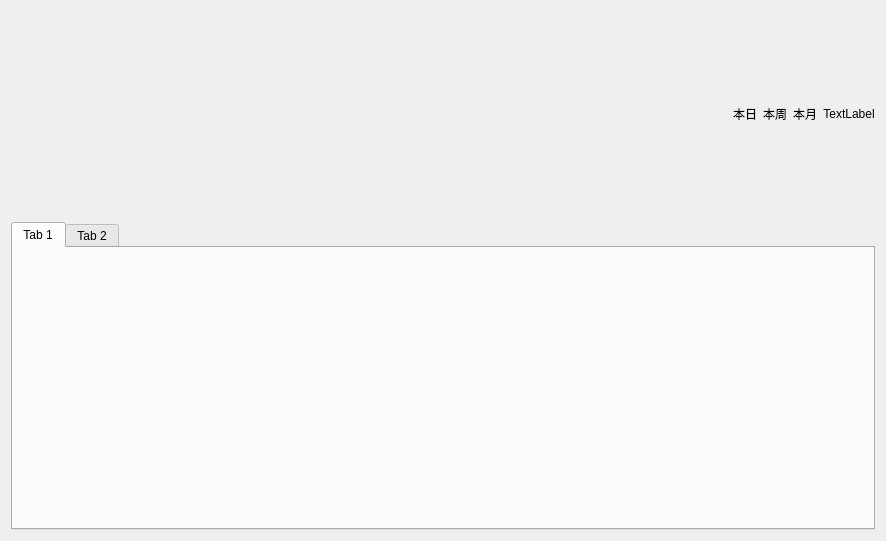
Old version of the form gui/statisWidget.ui in the repository WatsonJay/tomato_farm.
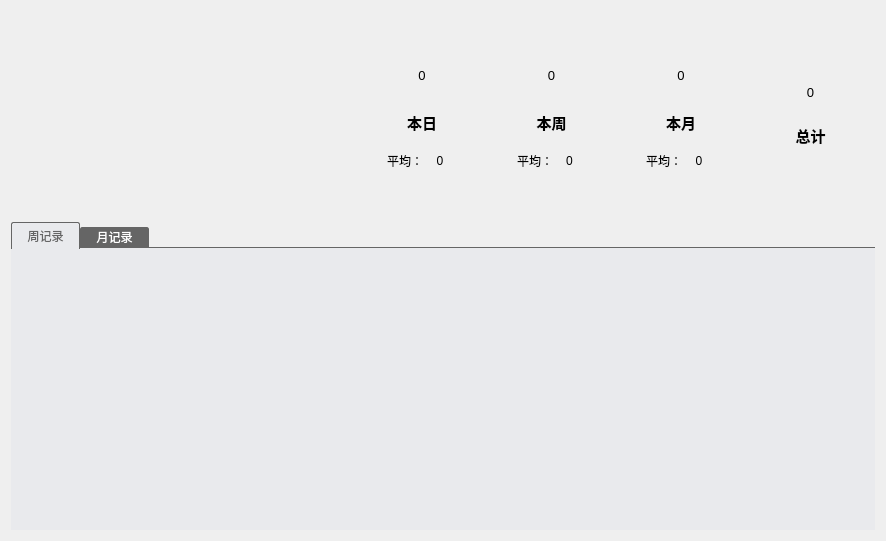
New version of the form. The open tabs and pages were chosen to show the change.

The edit to the form file:
```diff
--- a/gui/statisWidget.ui
+++ b/gui/statisWidget.ui
@@ -16,6 +16,9 @@
   <layout class="QVBoxLayout" name="verticalLayout_5" stretch="4,6">
    <item>
     <layout class="QHBoxLayout" name="horizontalLayout" stretch="4,6">
+     <property name="spacing">
+      <number>0</number>
+     </property>
      <item>
       <widget class="QWidget" name="widget" native="true"/>
      </item>
@@ -24,10 +27,47 @@
        <item>
         <layout class="QVBoxLayout" name="verticalLayout">
          <item>
-          <layout class="QGridLayout" name="gridLayout"/>
+          <spacer name="verticalSpacer">
+           <property name="orientation">
+            <enum>Qt::Vertical</enum>
+           </property>
+           <property name="sizeType">
+            <enum>QSizePolicy::Preferred</enum>
+           </property>
+           <property name="sizeHint" stdset="0">
+            <size>
+             <width>20</width>
+             <height>40</height>
+            </size>
+           </property>
+          </spacer>
+         </item>
+         <item>
+          <widget class="QLabel" name="label_5">
+           <property name="font">
+            <font>
+             <family>Microsoft YaHei UI</family>
+             <pointsize>10</pointsize>
+            </font>
+           </property>
+           <property name="text">
+            <string>0</string>
+           </property>
+           <property name="alignment">
+            <set>Qt::AlignCenter</set>
+           </property>
+          </widget>
          </item>
          <item>
           <widget class="QLabel" name="label_3">
+           <property name="font">
+            <font>
+             <family>Microsoft YaHei UI</family>
+             <pointsize>11</pointsize>
+             <weight>75</weight>
+             <bold>true</bold>
+            </font>
+           </property>
            <property name="text">
             <string>本日</string>
            </property>
@@ -37,17 +77,136 @@
           </widget>
          </item>
          <item>
-          <layout class="QHBoxLayout" name="horizontalLayout_4"/>
+          <layout class="QHBoxLayout" name="horizontalLayout_4">
+           <item>
+            <spacer name="horizontalSpacer">
+             <property name="orientation">
+              <enum>Qt::Horizontal</enum>
+             </property>
+             <property name="sizeType">
+              <enum>QSizePolicy::Preferred</enum>
+             </property>
+             <property name="sizeHint" stdset="0">
+              <size>
+               <width>30</width>
+               <height>20</height>
+              </size>
+             </property>
+            </spacer>
+           </item>
+           <item>
+            <widget class="QLabel" name="label_10">
+             <property name="font">
+              <font>
+               <family>Microsoft YaHei UI</family>
+              </font>
+             </property>
+             <property name="text">
+              <string>平均：</string>
+             </property>
+             <property name="alignment">
+              <set>Qt::AlignCenter</set>
+             </property>
+            </widget>
+           </item>
+           <item>
+            <widget class="QLabel" name="label_9">
+             <property name="font">
+              <font>
+               <family>Microsoft YaHei UI</family>
+              </font>
+             </property>
+             <property name="text">
+              <string>0</string>
+             </property>
+             <property name="alignment">
+              <set>Qt::AlignCenter</set>
+             </property>
+            </widget>
+           </item>
+           <item>
+            <widget class="QLabel" name="label_15">
+             <property name="minimumSize">
+              <size>
+               <width>30</width>
+               <height>30</height>
+              </size>
+             </property>
+             <property name="maximumSize">
+              <size>
+               <width>30</width>
+               <height>30</height>
+              </size>
+             </property>
+             <property name="text">
+              <string/>
+             </property>
+            </widget>
+           </item>
+          </layout>
+         </item>
+         <item>
+          <spacer name="verticalSpacer_7">
+           <property name="orientation">
+            <enum>Qt::Vertical</enum>
+           </property>
+           <property name="sizeType">
+            <enum>QSizePolicy::Preferred</enum>
+           </property>
+           <property name="sizeHint" stdset="0">
+            <size>
+             <width>20</width>
+             <height>40</height>
+            </size>
+           </property>
+          </spacer>
          </item>
         </layout>
        </item>
        <item>
         <layout class="QVBoxLayout" name="verticalLayout_4">
          <item>
-          <layout class="QHBoxLayout" name="horizontalLayout_5"/>
+          <spacer name="verticalSpacer_2">
+           <property name="orientation">
+            <enum>Qt::Vertical</enum>
+           </property>
+           <property name="sizeType">
+            <enum>QSizePolicy::Preferred</enum>
+           </property>
+           <property name="sizeHint" stdset="0">
+            <size>
+             <width>20</width>
+             <height>40</height>
+            </size>
+           </property>
+          </spacer>
+         </item>
+         <item>
+          <widget class="QLabel" name="label_6">
+           <property name="font">
+            <font>
+             <family>Microsoft YaHei UI</family>
+             <pointsize>10</pointsize>
+            </font>
+           </property>
+           <property name="text">
+            <string>0</string>
+           </property>
+           <property name="alignment">
+            <set>Qt::AlignCenter</set>
+           </property>
+          </widget>
          </item>
          <item>
           <widget class="QLabel" name="label">
+           <property name="font">
+            <font>
+             <family>Microsoft YaHei UI</family>
+             <pointsize>11</pointsize>
+             <weight>75</weight>
+             <bold>true</bold>
+            </font>
+           </property>
            <property name="text">
             <string>本周</string>
            </property>
@@ -57,17 +216,136 @@
           </widget>
          </item>
          <item>
-          <layout class="QHBoxLayout" name="horizontalLayout_6"/>
+          <layout class="QHBoxLayout" name="horizontalLayout_6">
+           <item>
+            <spacer name="horizontalSpacer_2">
+             <property name="orientation">
+              <enum>Qt::Horizontal</enum>
+             </property>
+             <property name="sizeType">
+              <enum>QSizePolicy::Preferred</enum>
+             </property>
+             <property name="sizeHint" stdset="0">
+              <size>
+               <width>30</width>
+               <height>20</height>
+              </size>
+             </property>
+            </spacer>
+           </item>
+           <item>
+            <widget class="QLabel" name="label_12">
+             <property name="font">
+              <font>
+               <family>Microsoft YaHei UI</family>
+              </font>
+             </property>
+             <property name="text">
+              <string>平均：</string>
+             </property>
+             <property name="alignment">
+              <set>Qt::AlignCenter</set>
+             </property>
+            </widget>
+           </item>
+           <item>
+            <widget class="QLabel" name="label_11">
+             <property name="font">
+              <font>
+               <family>Microsoft YaHei UI</family>
+              </font>
+             </property>
+             <property name="text">
+              <string>0</string>
+             </property>
+             <property name="alignment">
+              <set>Qt::AlignCenter</set>
+             </property>
+            </widget>
+           </item>
+           <item>
+            <widget class="QLabel" name="label_16">
+             <property name="minimumSize">
+              <size>
+               <width>30</width>
+               <height>30</height>
+              </size>
+             </property>
+             <property name="maximumSize">
+              <size>
+               <width>30</width>
+               <height>30</height>
+              </size>
+             </property>
+             <property name="text">
+              <string/>
+             </property>
+            </widget>
+           </item>
+          </layout>
+         </item>
+         <item>
+          <spacer name="verticalSpacer_6">
+           <property name="orientation">
+            <enum>Qt::Vertical</enum>
+           </property>
+           <property name="sizeType">
+            <enum>QSizePolicy::Preferred</enum>
+           </property>
+           <property name="sizeHint" stdset="0">
+            <size>
+             <width>20</width>
+             <height>40</height>
+            </size>
+           </property>
+          </spacer>
          </item>
         </layout>
        </item>
        <item>
         <layout class="QVBoxLayout" name="verticalLayout_3">
          <item>
-          <layout class="QHBoxLayout" name="horizontalLayout_7"/>
+          <spacer name="verticalSpacer_3">
+           <property name="orientation">
+            <enum>Qt::Vertical</enum>
+           </property>
+           <property name="sizeType">
+            <enum>QSizePolicy::Preferred</enum>
+           </property>
+           <property name="sizeHint" stdset="0">
+            <size>
+             <width>20</width>
+             <height>40</height>
+            </size>
+           </property>
+          </spacer>
+         </item>
+         <item>
+          <widget class="QLabel" name="label_7">
+           <property name="font">
+            <font>
+             <family>Microsoft YaHei UI</family>
+             <pointsize>10</pointsize>
+            </font>
+           </property>
+           <property name="text">
+            <string>0</string>
+           </property>
+           <property name="alignment">
+            <set>Qt::AlignCenter</set>
+           </property>
+          </widget>
          </item>
          <item>
           <widget class="QLabel" name="label_2">
+           <property name="font">
+            <font>
+             <family>Microsoft YaHei UI</family>
+             <pointsize>11</pointsize>
+             <weight>75</weight>
+             <bold>true</bold>
+            </font>
+           </property>
            <property name="text">
             <string>本月</string>
            </property>
@@ -77,19 +355,138 @@
           </widget>
          </item>
          <item>
-          <layout class="QHBoxLayout" name="horizontalLayout_8"/>
+          <layout class="QHBoxLayout" name="horizontalLayout_8">
+           <item>
+            <spacer name="horizontalSpacer_3">
+             <property name="orientation">
+              <enum>Qt::Horizontal</enum>
+             </property>
+             <property name="sizeType">
+              <enum>QSizePolicy::Preferred</enum>
+             </property>
+             <property name="sizeHint" stdset="0">
+              <size>
+               <width>30</width>
+               <height>20</height>
+              </size>
+             </property>
+            </spacer>
+           </item>
+           <item>
+            <widget class="QLabel" name="label_13">
+             <property name="font">
+              <font>
+               <family>Microsoft YaHei UI</family>
+              </font>
+             </property>
+             <property name="text">
+              <string>平均：</string>
+             </property>
+             <property name="alignment">
+              <set>Qt::AlignCenter</set>
+             </property>
+            </widget>
+           </item>
+           <item>
+            <widget class="QLabel" name="label_14">
+             <property name="font">
+              <font>
+               <family>Microsoft YaHei UI</family>
+              </font>
+             </property>
+             <property name="text">
+              <string>0</string>
+             </property>
+             <property name="alignment">
+              <set>Qt::AlignCenter</set>
+             </property>
+            </widget>
+           </item>
+           <item>
+            <widget class="QLabel" name="label_17">
+             <property name="minimumSize">
+              <size>
+               <width>30</width>
+               <height>30</height>
+              </size>
+             </property>
+             <property name="maximumSize">
+              <size>
+               <width>30</width>
+               <height>30</height>
+              </size>
+             </property>
+             <property name="text">
+              <string/>
+             </property>
+            </widget>
+           </item>
+          </layout>
+         </item>
+         <item>
+          <spacer name="verticalSpacer_5">
+           <property name="orientation">
+            <enum>Qt::Vertical</enum>
+           </property>
+           <property name="sizeType">
+            <enum>QSizePolicy::Preferred</enum>
+           </property>
+           <property name="sizeHint" stdset="0">
+            <size>
+             <width>20</width>
+             <height>40</height>
+            </size>
+           </property>
+          </spacer>
          </item>
         </layout>
        </item>
        <item>
         <layout class="QVBoxLayout" name="verticalLayout_2">
          <item>
-          <layout class="QHBoxLayout" name="horizontalLayout_10"/>
+          <spacer name="verticalSpacer_4">
+           <property name="orientation">
+            <enum>Qt::Vertical</enum>
+           </property>
+           <property name="sizeType">
+            <enum>QSizePolicy::Preferred</enum>
+           </property>
+           <property name="sizeHint" stdset="0">
+            <size>
+             <width>20</width>
+             <height>60</height>
+            </size>
+           </property>
+          </spacer>
+         </item>
+         <item>
+          <widget class="QLabel" name="label_8">
+           <property name="font">
+            <font>
+             <family>Microsoft YaHei UI</family>
+             <pointsize>10</pointsize>
+            </font>
+           </property>
+           <property name="text">
+            <string>0</string>
+           </property>
+           <property name="alignment">
+            <set>Qt::AlignCenter</set>
+           </property>
+          </widget>
          </item>
          <item>
           <widget class="QLabel" name="label_4">
+           <property name="font">
+            <font>
+             <family>Microsoft YaHei UI</family>
+             <pointsize>11</pointsize>
+             <weight>75</weight>
+             <bold>true</bold>
+            </font>
+           </property>
            <property name="text">
-            <string>TextLabel</string>
+            <string>总计</string>
            </property>
            <property name="alignment">
             <set>Qt::AlignCenter</set>
@@ -97,7 +494,20 @@
           </widget>
          </item>
          <item>
-          <layout class="QHBoxLayout" name="horizontalLayout_9"/>
+          <spacer name="verticalSpacer_8">
+           <property name="orientation">
+            <enum>Qt::Vertical</enum>
+           </property>
+           <property name="sizeType">
+            <enum>QSizePolicy::Preferred</enum>
+           </property>
+           <property name="sizeHint" stdset="0">
+            <size>
+             <width>20</width>
+             <height>60</height>
+            </size>
+           </property>
+          </spacer>
          </item>
         </layout>
        </item>
@@ -109,17 +519,63 @@
     <layout class="QHBoxLayout" name="horizontalLayout_2">
      <item>
       <widget class="QTabWidget" name="tabWidget">
+       <property name="styleSheet">
+        <string notr="true">QTabWidget::tab-bar {
+	border: none;
+}
+QTabBar::tab {
+	border: none;
+	border-top-left-radius: 2px;
+	border-top-right-radius: 2px;
+	color: white;
+	border: 1px solid #656565;
+    background:#656565;
+	height: 18px;
+	min-width: 65px;
+	padding-left: 1px;
+	padding-right: 1px;
+}
+QTabBar::tab:hover {
+	color: #656565;
+	background: #E9EAED;
+}
+QTabBar::tab:selected {
+	color: #656565;
+	height: 25px;
+	background: #E9EAED;
+	border-bottom: 1px solid #E9EAED;
+}
+QTabBar::tab:!selected{
+    margin-top:5px;
+}
+
+QTabWidget::pane{
+	border-top: 1px solid #656565;
+	margin-top: -2px;
+}
+#tab,#tab_2,#tab_3,#tab_4{
+    background:#E9EAED;
+}</string>
+       </property>
        <property name="currentIndex">
         <number>1</number>
        </property>
        <widget class="QWidget" name="tab">
         <attribute name="title">
-         <string>Tab 1</string>
+         <string>周记录</string>
         </attribute>
+        <layout class="QHBoxLayout" name="horizontalLayout_5">
+         <item>
+          <widget class="QWidget" name="widget_2" native="true"/>
+         </item>
+         <item>
+          <widget class="QWidget" name="widget_3" native="true"/>
+         </item>
+        </layout>
        </widget>
        <widget class="QWidget" name="tab_2">
         <attribute name="title">
-         <string>Tab 2</string>
+         <string>月记录</string>
         </attribute>
        </widget>
       </widget>
```
Left out of the diff: 14 changed lines with no effect on the pictures.
